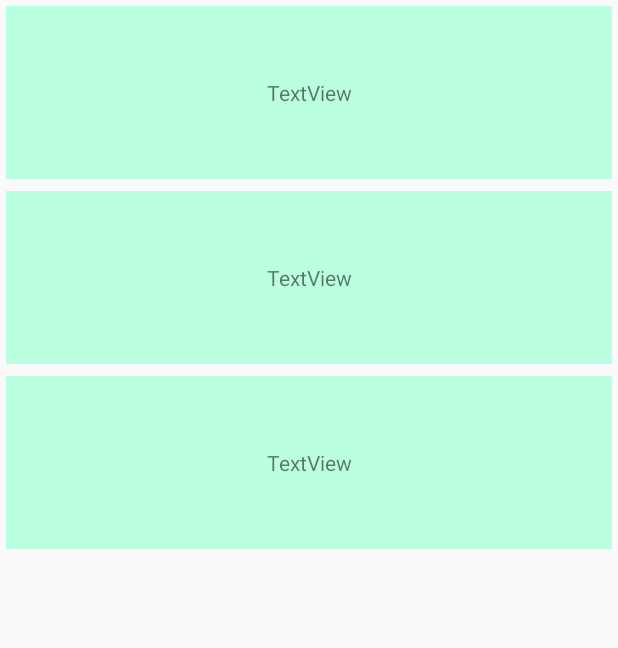
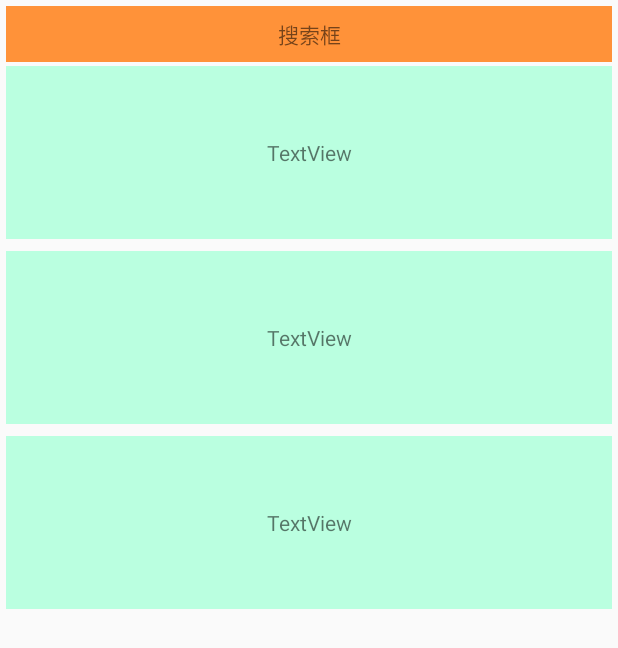
Before and after one commit to dyguests/K6Demo, an Android app: the layout fragment_main.xml on its own in the app's theme, with its tools: preview values and no code run, on a phone screen of 412 x 824 dp. Shown: the top 648 px of the screen. Run offline under Robolectric (Android 15) with nearby library versions, the phone set to English and light mode, and no system bars.

Commit message:
6.0 搜索框

```diff
--- a/app/src/main/res/layout/fragment_main.xml
+++ b/app/src/main/res/layout/fragment_main.xml
@@ -8,6 +8,10 @@
     android:fillViewport="true"
     tools:context="com.fanhl.k6demo.MainActivity$PlaceholderFragment">
 
+    <android.support.design.widget.CoordinatorLayout
+        android:layout_width="match_parent"
+        android:layout_height="wrap_content">
+
         <android.support.v7.widget.RecyclerView
             android:id="@+id/recycler_view"
             android:layout_width="match_parent"
@@ -15,6 +19,18 @@
             android:clipToPadding="false"
             android:orientation="vertical"
             android:paddingBottom="72dp"
+            android:paddingTop="40dp"
             app:layoutManager="@string/linear_layout_manager"
             tools:listitem="@layout/item_view"/>
+
+        <TextView
+            android:id="@+id/textView"
+            android:layout_width="match_parent"
+            android:layout_height="wrap_content"
+            android:layout_margin="4dp"
+            android:background="#ff9239"
+            android:gravity="center"
+            android:padding="8dp"
+            android:text="搜索框"/>
+    </android.support.design.widget.CoordinatorLayout>
 </android.support.v4.widget.SwipeRefreshLayout>
```
Lines whose indentation alone changed are shown as unchanged.
